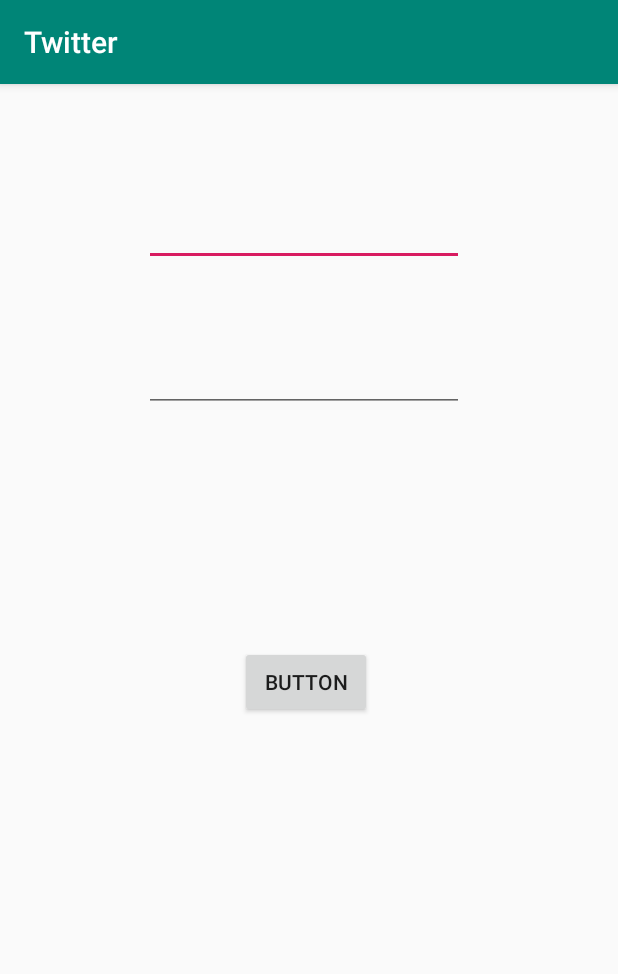
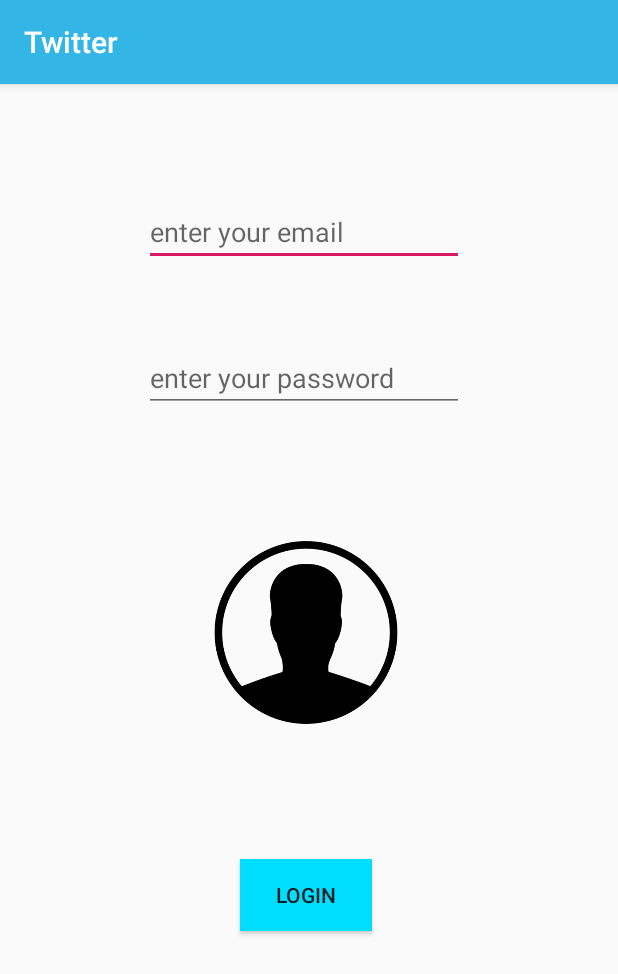
Before and after one commit to DavidAparicioAlba/TwitterDemo, an Android app: the screen it shows after launch (Login), on a phone screen of 412 x 824 dp. Shown: the top 974 px of the screen. Run offline under Robolectric (Android 15) with nearby library versions, the phone set to English and light mode, and no system bars.

Commit message:
permissions added and login layout finished

```diff
--- a/app/src/main/AndroidManifest.xml
+++ b/app/src/main/AndroidManifest.xml
@@ -2,6 +2,7 @@
 <manifest xmlns:android="http://schemas.android.com/apk/res/android"
           package="com.example.twitterdemo">
 
+    <uses-permission android:name="android.permission.READ_EXTERNAL_STORAGE"/>
     <application
             android:allowBackup="true"
             android:icon="@mipmap/ic_launcher"
--- a/app/src/main/res/layout/activity_login.xml
+++ b/app/src/main/res/layout/activity_login.xml
@@ -12,32 +12,37 @@
             android:layout_height="wrap_content"
             android:inputType="textEmailAddress"
             android:ems="10"
-            android:id="@+id/editText"
+            android:id="@+id/email"
             tools:ignore="MissingConstraints" app:layout_constraintTop_toTopOf="parent"
             android:layout_marginTop="76dp" android:layout_marginStart="96dp"
-            app:layout_constraintStart_toStartOf="parent" android:layout_marginLeft="96dp"/>
+            app:layout_constraintStart_toStartOf="parent" android:layout_marginLeft="96dp"
+            android:hint="@string/email_hint"/>
     <EditText
             android:layout_width="wrap_content"
             android:layout_height="wrap_content"
             android:inputType="textPassword"
             android:ems="10"
-            android:id="@+id/editText2"
-            tools:ignore="MissingConstraints" app:layout_constraintTop_toBottomOf="@+id/editText"
+            android:id="@+id/password"
+            tools:ignore="MissingConstraints" app:layout_constraintTop_toBottomOf="@+id/email"
             android:layout_marginTop="52dp" android:layout_marginStart="96dp"
-            app:layout_constraintStart_toStartOf="parent" android:layout_marginLeft="96dp"/>
+            app:layout_constraintStart_toStartOf="parent" android:layout_marginLeft="96dp"
+            android:hint="@string/password_hint"/>
     <ImageView
-            android:layout_width="wrap_content"
-            android:layout_height="wrap_content" tools:srcCompat="@tools:sample/avatars[3]"
-            android:id="@+id/imageView"
-            tools:ignore="MissingConstraints" app:layout_constraintTop_toBottomOf="@+id/editText2"
-            android:layout_marginTop="80dp" android:visibility="visible" android:layout_marginStart="140dp"
-            app:layout_constraintStart_toStartOf="parent" android:layout_marginLeft="140dp"/>
+            android:layout_width="160dp"
+            android:layout_height="150dp"
+            android:src="@drawable/persoicon"
+            android:id="@+id/imagePerson"
+            tools:ignore="MissingConstraints" app:layout_constraintTop_toBottomOf="@+id/password"
+            android:layout_marginTop="72dp" android:visibility="visible"
+            android:layout_marginStart="124dp" app:layout_constraintStart_toStartOf="parent"
+            android:layout_marginLeft="124dp"/>
     <Button
-            android:text="Button"
+            android:text="@string/button_login"
             android:layout_width="wrap_content"
             android:layout_height="wrap_content"
-            android:id="@+id/button" android:layout_marginTop="76dp"
-            app:layout_constraintTop_toBottomOf="@+id/imageView" tools:ignore="MissingConstraints"
+            android:id="@+id/login" android:layout_marginTop="76dp"
+            app:layout_constraintTop_toBottomOf="@+id/imagePerson" tools:ignore="MissingConstraints"
             android:layout_marginStart="160dp" app:layout_constraintStart_toStartOf="parent"
-            android:layout_marginLeft="160dp"/>
+            android:layout_marginLeft="160dp" android:background="@android:color/holo_blue_bright"
+            android:onClick="checkLogin"/>
 </androidx.constraintlayout.widget.ConstraintLayout>
--- a/app/src/main/res/values/colors.xml
+++ b/app/src/main/res/values/colors.xml
@@ -1,6 +1,6 @@
 <?xml version="1.0" encoding="utf-8"?>
 <resources>
-    <color name="colorPrimary">#008577</color>
+    <color name="colorPrimary">#FF33B5E5</color>
     <color name="colorPrimaryDark">#00574B</color>
     <color name="colorAccent">#D81B60</color>
 </resources>
--- a/app/src/main/res/values/strings.xml
+++ b/app/src/main/res/values/strings.xml
@@ -1,3 +1,6 @@
 <resources>
     <string name="app_name">Twitter</string>
+    <string name="email_hint">enter your email</string>
+    <string name="password_hint">enter your password</string>
+    <string name="button_login">login</string>
 </resources>
```
Also changed, not shown: app/src/main/java/com/example/twitterdemo/Login.kt (+68 -0 lines), app/src/main/res/drawable-v24/ic_attach_file_black_24dp.png (added), app/src/main/res/drawable-v24/ic_favorite_border_black_24dp.png (added), app/src/main/res/drawable-v24/ic_home_black_24dp.png (added), app/src/main/res/drawable-v24/ic_send_black_24dp.png (added), app/src/main/res/drawable-v24/persoicon.png (added), app/src/main/res/drawable-v24/tweets.png (added).
